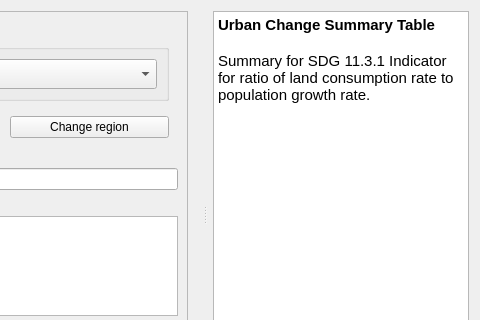
Before: the Qt Designer form LDMP/gui/DlgCalculateUrbanSummaryTable.ui in ConservationInternational/trends.earth, drawn with Qt 5; both pictures show x 191 to 671 and y 0 to 320 of the 671 by 456 pixel window.
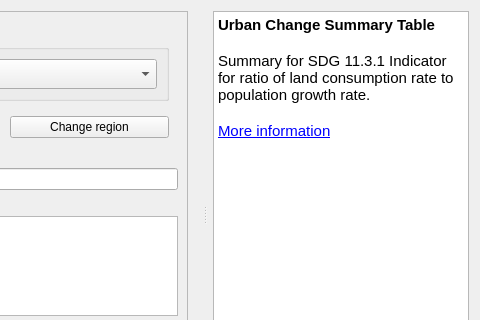
After: the same form once the commit is applied. Custom widgets are drawn as their Qt base class.

Diff of the .ui file:
```diff
--- a/LDMP/gui/DlgCalculateUrbanSummaryTable.ui
+++ b/LDMP/gui/DlgCalculateUrbanSummaryTable.ui
@@ -251,7 +251,9 @@
 &lt;/style&gt;&lt;/head&gt;&lt;body style=&quot; font-family:'Ubuntu'; font-size:11pt; font-weight:400; font-style:normal;&quot;&gt;
 &lt;p style=&quot; margin-top:0px; margin-bottom:0px; margin-left:0px; margin-right:0px; -qt-block-indent:0; text-indent:0px;&quot;&gt;&lt;span style=&quot; font-weight:600;&quot;&gt;Urban Change Summary Table&lt;/span&gt;&lt;/p&gt;
 &lt;p style=&quot;-qt-paragraph-type:empty; margin-top:0px; margin-bottom:0px; margin-left:0px; margin-right:0px; -qt-block-indent:0; text-indent:0px; font-weight:600;&quot;&gt;&lt;br /&gt;&lt;/p&gt;
-&lt;p style=&quot; margin-top:0px; margin-bottom:0px; margin-left:0px; margin-right:0px; -qt-block-indent:0; text-indent:0px;&quot;&gt;Summary for SDG 11.3.1 Indicator for ratio of land consumption rate to population growth rate.&lt;/p&gt;&lt;/body&gt;&lt;/html&gt;</string>
+&lt;p style=&quot; margin-top:0px; margin-bottom:0px; margin-left:0px; margin-right:0px; -qt-block-indent:0; text-indent:0px;&quot;&gt;Summary for SDG 11.3.1 Indicator for ratio of land consumption rate to population growth rate.&lt;/p&gt;
+&lt;p style=&quot;-qt-paragraph-type:empty; margin-top:0px; margin-bottom:0px; margin-left:0px; margin-right:0px; -qt-block-indent:0; text-indent:0px;&quot;&gt;&lt;br /&gt;&lt;/p&gt;
+&lt;p style=&quot; margin-top:0px; margin-bottom:0px; margin-left:0px; margin-right:0px; -qt-block-indent:0; text-indent:0px;&quot;&gt;&lt;a href=&quot;http://trends.earth/docs/en/background/understanding_indicators11.html#&quot;&gt;&lt;span style=&quot; text-decoration: underline; color:#0000ff;&quot;&gt;More information&lt;/span&gt;&lt;/a&gt;&lt;/p&gt;&lt;/body&gt;&lt;/html&gt;</string>
       </property>
       <property name="openExternalLinks">
        <bool>true</bool>
```
Left out of the diff: 2 changed lines with no effect on the pictures.
